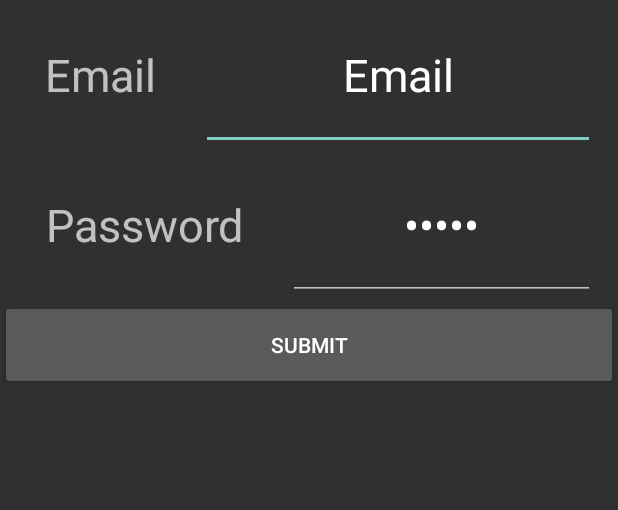
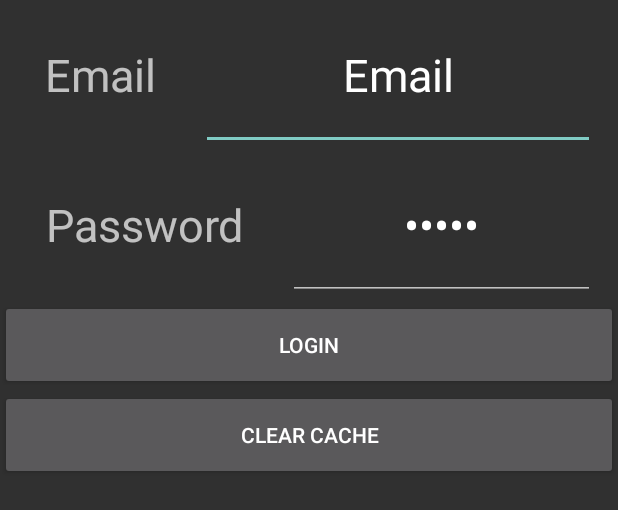
Before and after one commit to nipunasenanayake/Nipuna2017Summer, an Android app: the layout activity_shared_preference.xml on its own in the app's theme, with its tools: preview values and no code run, on a phone screen of 412 x 824 dp. Shown: the top 510 px of the screen. Run offline under Robolectric (Android 15) with nearby library versions, the phone set to English and light mode, and no system bars.

Commit message:
Commit on 2nd July: Including shared preferences

```diff
--- a/app/src/main/res/layout/activity_animator.xml
+++ b/app/src/main/res/layout/activity_animator.xml
@@ -50,6 +50,7 @@
         android:rowCount="2"
         android:useDefaultMargins="true"
         android:layout_alignParentBottom="true"
+        android:layout_marginLeft="25dp"
         >
 
         <Button
--- a/app/src/main/res/layout/activity_shared_preference.xml
+++ b/app/src/main/res/layout/activity_shared_preference.xml
@@ -30,7 +30,7 @@
             android:layout_marginRight="15dp"
         android:gravity="center"
         android:textSize="30sp"
-            android:hint="enter email"
+            android:hint="Enter email"
             android:inputType="textEmailAddress"
         />
 
@@ -59,17 +59,23 @@
             android:layout_marginRight="15dp"
             android:gravity="center"
             android:textSize="30sp"
-            android:hint="enter email"
-            android:inputType="textPassword"
+            android:hint="Enter password"
+            android:inputType="textWebPassword"
             />
 
     </LinearLayout>
 
     <Button
-        android:id="@+id/activity_sharedpref_submit"
+        android:id="@+id/activity_sharedpref_login"
         android:layout_width="match_parent"
         android:layout_height="60dp"
-        android:text="submit"
+        android:text="Login"
+        />
+    <Button
+        android:id="@+id/activity_sharedpref_clear"
+        android:layout_width="match_parent"
+        android:layout_height="60dp"
+        android:text="Clear Cache"
         />
 
 
```
Also changed, not shown: app/src/main/java/edu/gsu/httpscs/nipuna2017summer/GestureActivity.java (+31 -0 lines), app/src/main/java/edu/gsu/httpscs/nipuna2017summer/SharedPreferenceActivity.java (+55 -4 lines).
